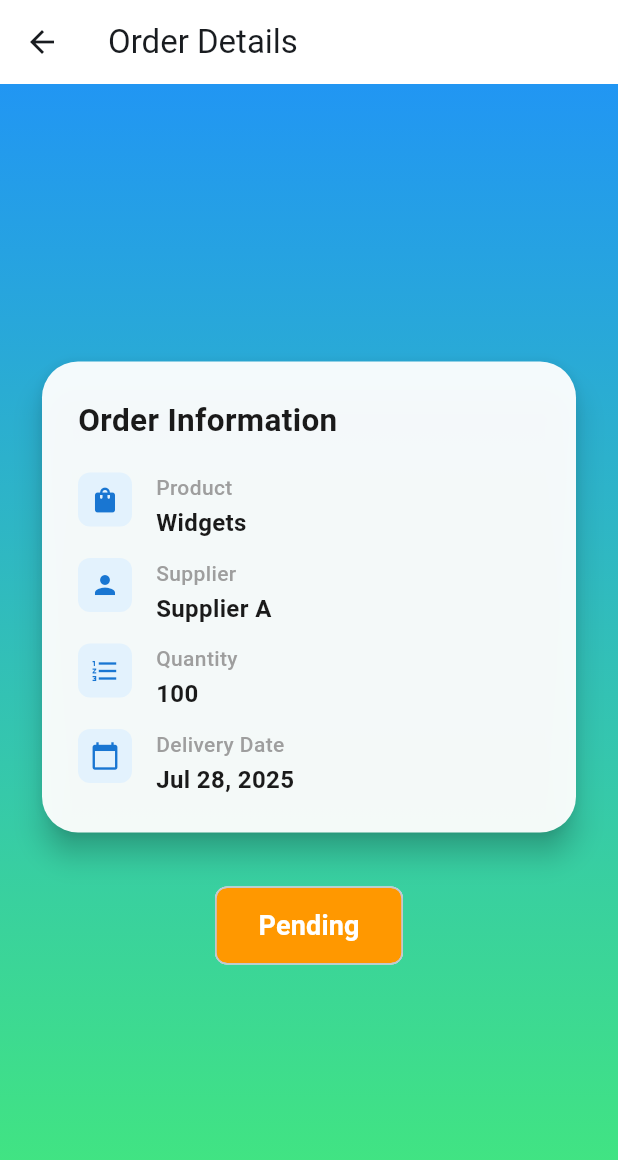
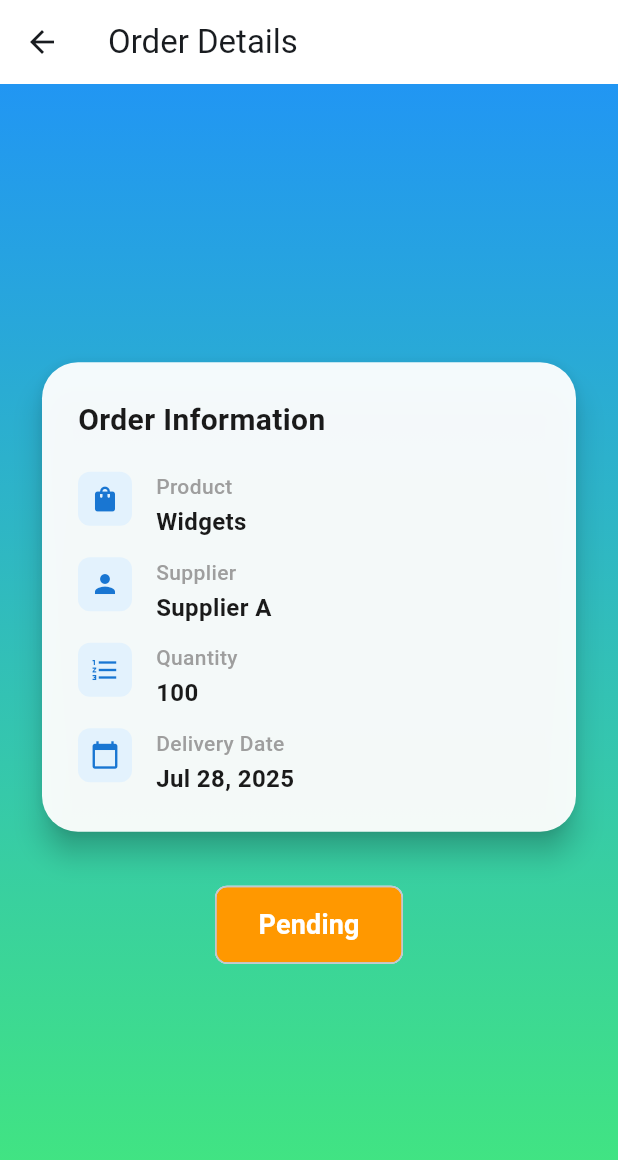
Before and after one commit to CharmiPanchal17/VendorSync, a Flutter app: the VendorOrderDetailsScreen screen opened directly with sample values from the repository, on a phone screen of 412 x 824 dp. Shown: the top 1160 px of the screen. Run offline on Flutter 3.47's test engine with Material 3 defaults, Android fonts, the light colour scheme and no system bars; our stand-ins replace cloud_firestore, firebase_core, shared_preferences, table_calendar; accounts and stored records are empty.

Commit message:
vendor order details

```diff
--- a/lib/screens/vendor/order_details_screen.dart
+++ b/lib/screens/vendor/order_details_screen.dart
@@ -44,7 +44,7 @@ class VendorOrderDetailsScreen extends StatelessWidget {
                             const Text(
                               'Order Information',
                               style: TextStyle(
-                                fontSize: 21,
+                                fontSize: 20,
                                 fontWeight: FontWeight.bold,
                                 color: Color(0xFF1A1A1A),
                               ),
```
